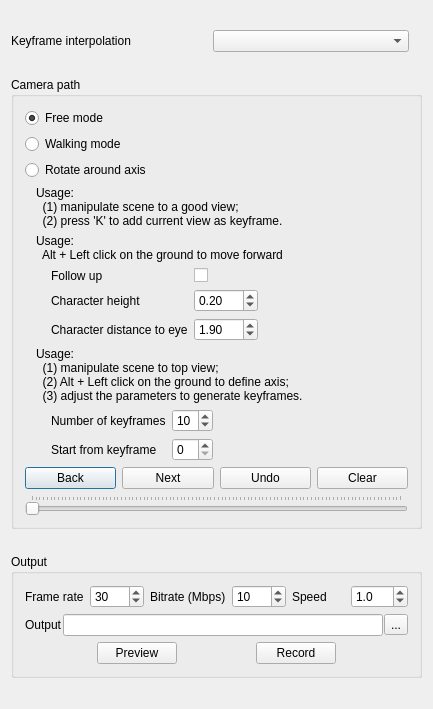
Before: the Qt Designer form applications/Mapple/dialogs/dialog_walk_through.ui in LiangliangNan/Easy3D, drawn with Qt 5.
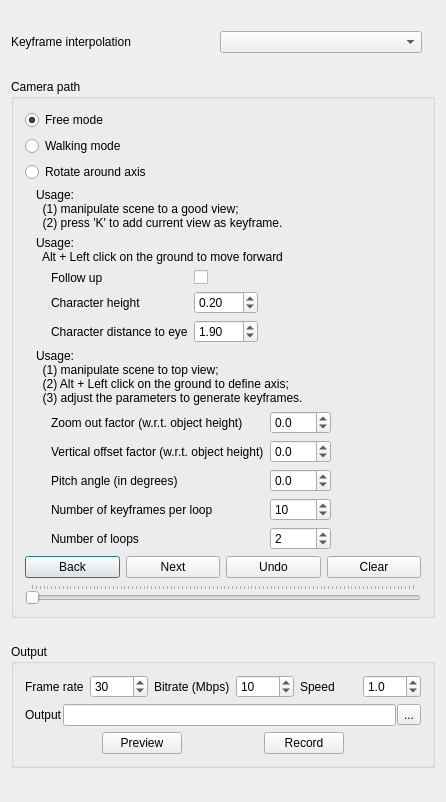
After: the same form once the commit is applied.

Commit message: add zoom out factor, vertical offset factor, keyframe samples, and num loops for rotate-around-axis  mode

The edit to the form file:
```diff
--- a/applications/Mapple/dialogs/dialog_walk_through.ui
+++ b/applications/Mapple/dialogs/dialog_walk_through.ui
@@ -6,8 +6,8 @@
    <rect>
     <x>0</x>
     <y>0</y>
-    <width>433</width>
-    <height>709</height>
+    <width>446</width>
+    <height>802</height>
    </rect>
   </property>
   <property name="sizePolicy">
@@ -277,32 +277,113 @@
               </spacer>
              </item>
              <item>
-              <layout class="QGridLayout" name="gridLayout_2">
-               <item row="0" column="0">
-                <widget class="QLabel" name="labelCharacterHeight_2">
+              <layout class="QGridLayout" name="gridLayoutRotateAroundAxis">
+               <item row="1" column="0">
+                <widget class="QLabel" name="labelVerticalOffsetFactor">
                  <property name="text">
-                  <string>Number of keyframes</string>
+                  <string>Vertical offset factor (w.r.t. object height)</string>
                  </property>
                 </widget>
                </item>
-               <item row="0" column="1">
-                <widget class="QSpinBox" name="spinBox">
+               <item row="1" column="1">
+                <widget class="QDoubleSpinBox" name="doubleSpinBoxVerticalOffsetFactor">
+                 <property name="decimals">
+                  <number>1</number>
+                 </property>
+                 <property name="minimum">
+                  <double>-100.000000000000000</double>
+                 </property>
+                 <property name="maximum">
+                  <double>100.000000000000000</double>
+                 </property>
+                 <property name="singleStep">
+                  <double>0.100000000000000</double>
+                 </property>
+                 <property name="value">
+                  <double>0.000000000000000</double>
+                 </property>
+                </widget>
+               </item>
+               <item row="3" column="0">
+                <widget class="QLabel" name="labelNumberKeyframesPerLoop">
+                 <property name="text">
+                  <string>Number of keyframes per loop</string>
+                 </property>
+                </widget>
+               </item>
+               <item row="3" column="1">
+                <widget class="QSpinBox" name="spinBoxNumberKeyframesPerLoop">
+                 <property name="maximum">
+                  <number>99</number>
+                 </property>
                  <property name="value">
                   <number>10</number>
                  </property>
                 </widget>
                </item>
-               <item row="1" column="1">
-                <widget class="QSpinBox" name="spinBox_2">
+               <item row="0" column="1">
+                <widget class="QDoubleSpinBox" name="doubleSpinBoxZoomOutFactor">
+                 <property name="decimals">
+                  <number>1</number>
+                 </property>
+                 <property name="minimum">
+                  <double>-100.000000000000000</double>
+                 </property>
+                 <property name="maximum">
+                  <double>100.000000000000000</double>
+                 </property>
+                 <property name="singleStep">
+                  <double>0.100000000000000</double>
+                 </property>
                  <property name="value">
-                  <number>0</number>
+                  <double>0.000000000000000</double>
                  </property>
                 </widget>
                </item>
-               <item row="1" column="0">
-                <widget class="QLabel" name="labelCharacterHeight_3">
+               <item row="0" column="0">
+                <widget class="QLabel" name="labelZoomOutFactor">
                  <property name="text">
-                  <string>Start from keyframe</string>
+                  <string>Zoom out factor (w.r.t. object height)</string>
+                 </property>
+                </widget>
+               </item>
+               <item row="4" column="1">
+                <widget class="QSpinBox" name="spinBoxNumberLoops">
+                 <property name="value">
+                  <number>2</number>
+                 </property>
+                </widget>
+               </item>
+               <item row="4" column="0">
+                <widget class="QLabel" name="labelNumberLoops">
+                 <property name="text">
+                  <string>Number of loops</string>
+                 </property>
+                </widget>
+               </item>
+               <item row="2" column="0">
+                <widget class="QLabel" name="labelPitchAngle">
+                 <property name="text">
+                  <string>Pitch angle (in degrees)</string>
+                 </property>
+                </widget>
+               </item>
+               <item row="2" column="1">
+                <widget class="QDoubleSpinBox" name="doubleSpinBoxPitchAngle">
+                 <property name="decimals">
+                  <number>1</number>
+                 </property>
+                 <property name="minimum">
+                  <double>-89.000000000000000</double>
+                 </property>
+                 <property name="maximum">
+                  <double>89.000000000000000</double>
+                 </property>
+                 <property name="singleStep">
+                  <double>1.000000000000000</double>
+                 </property>
+                 <property name="value">
+                  <double>0.000000000000000</double>
                  </property>
                 </widget>
                </item>
```
Left out of the diff: 11 changed lines with no effect on the pictures. The commit also changes 6 other files.
